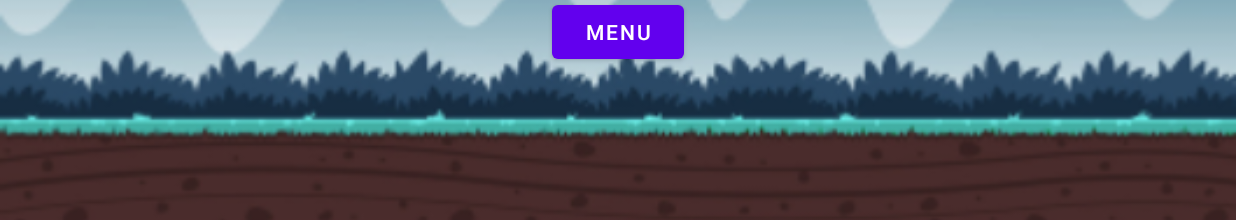
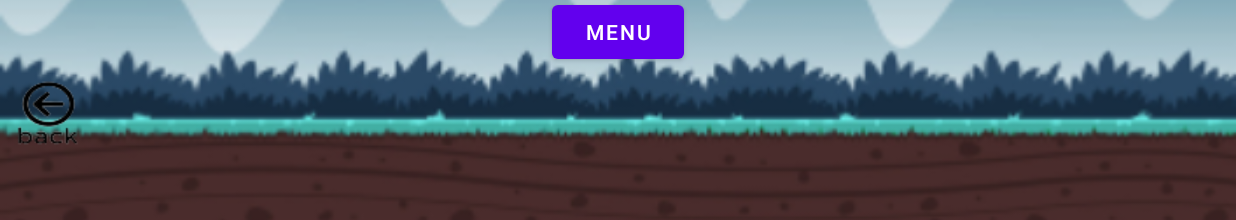
Before and after one commit to dvirharazi/ClearTheCovid, an Android app: the RecordActivity screen opened directly, with no data from a screen before it, on a phone screen of 824 x 412 dp (held sideways). Shown: the part 395-615 px from the top of the screen. Run offline under Robolectric (Android 15) with nearby library versions, the phone set to English and light mode, and no system bars.

Commit message:
Fix pause music at the start + add back btn in RecordActivity

```diff
--- a/app/src/main/java/com/example/dvir_game_try/RecordActivity.java
+++ b/app/src/main/java/com/example/dvir_game_try/RecordActivity.java
@@ -11,6 +11,7 @@ import android.os.Bundle;
 import android.view.View;
 import android.widget.ArrayAdapter;
 import android.widget.Button;
+import android.widget.ImageView;
 import android.widget.ListView;
 import android.widget.Toast;
 
@@ -32,7 +33,7 @@ public class RecordActivity extends AppCompatActivity {
         sp = getSharedPreferences("game_10_records", MODE_PRIVATE);
 
         MusicPlayer.getInstance().play(true);
-
+        ImageView BackBtn = findViewById(R.id.Back_Btn);
         Button backToMenu = findViewById(R.id.back_to_menu);
         backToMenu.setOnClickListener(new View.OnClickListener() {
             @Override
@@ -109,5 +110,12 @@ public class RecordActivity extends AppCompatActivity {
         RecordAdapter recordAdapter = new RecordAdapter(topRecords, this);
         recordsView.setAdapter(recordAdapter);
 
+        BackBtn.setOnClickListener(new View.OnClickListener() {
+            @Override
+            public void onClick(View view) {
+                Intent intent = new Intent(RecordActivity.this, MainActivity.class);
+                startActivity(intent);
+            }
+        });
     }
 }
--- a/app/src/main/res/layout-land/activity_record.xml
+++ b/app/src/main/res/layout-land/activity_record.xml
@@ -41,6 +41,11 @@
         android:text="menu"
         android:layout_gravity="center"
         android:id="@+id/back_to_menu"/>
-
+    <ImageView
+        android:id="@+id/Back_Btn"
+        android:layout_width="wrap_content"
+        android:layout_height="wrap_content"
+        android:layout_gravity="left"
+        android:src="@drawable/goback"/>
 
 </LinearLayout>
```
Also changed, not shown: app/src/main/java/com/example/dvir_game_try/MainActivity.java (+17 -1 lines), app/src/main/res/layout-land/activity_main.xml (+8 -4 lines), app/src/main/res/layout-land/menu_dialog.xml (+4 -4 lines), app/src/main/res/values/strings.xml (+7 -1 lines), app/src/main/res/drawable/goback.png (added), 1 other file.
